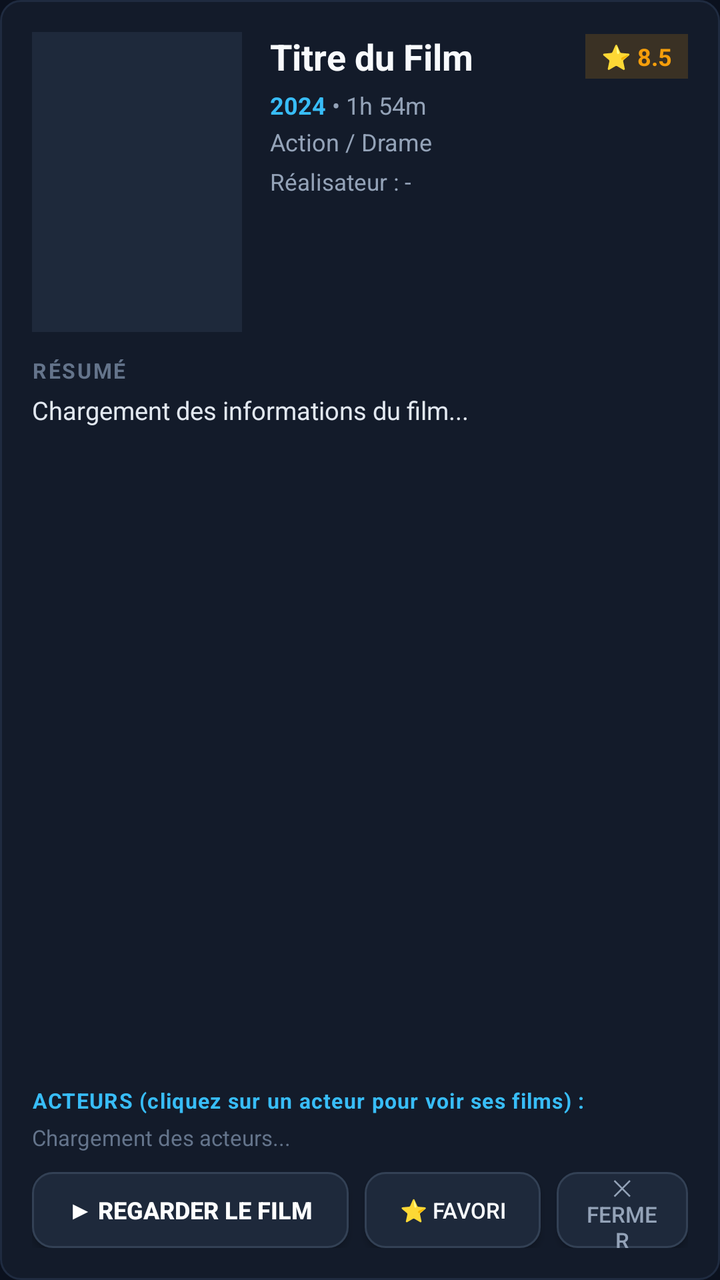
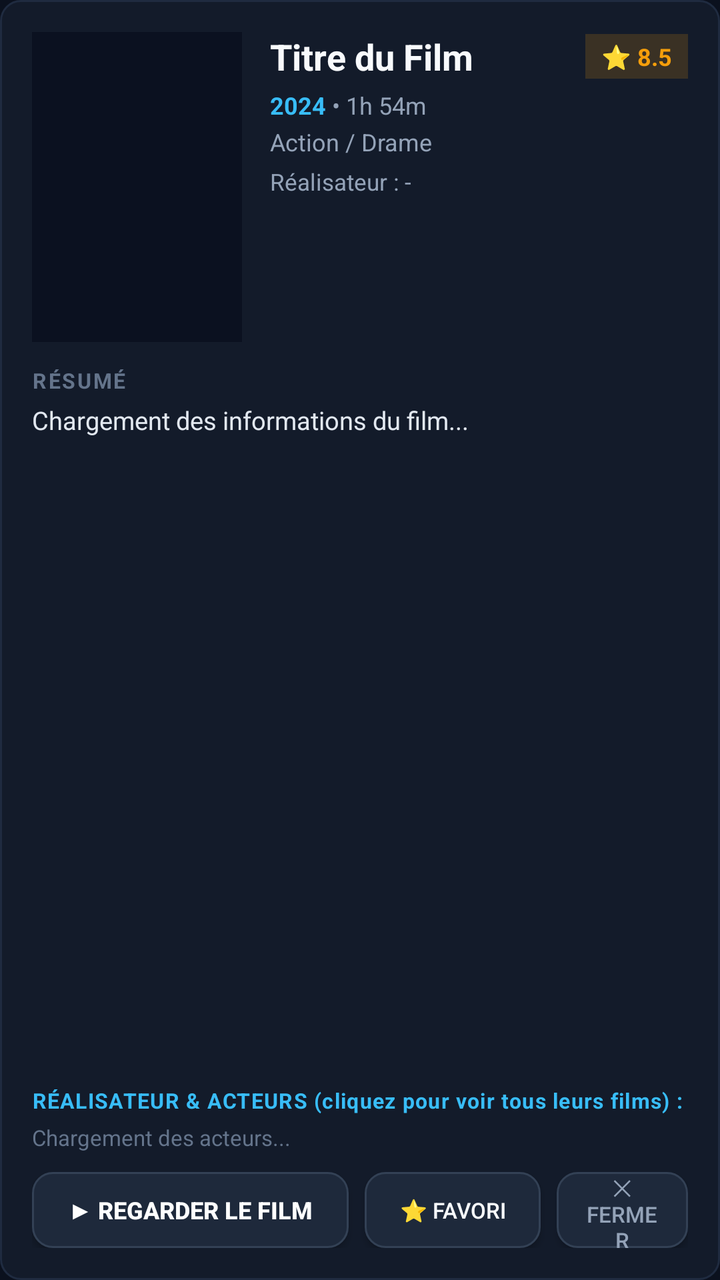

The first picture is an Android layout as it rendered before a commit; the second is the same layout after the commit. The layout source and the unified diff follow.
<!-- AndroidManifest.xml: application theme AppTheme.NoActionBar -->
<!-- res/layout/dialog_movie_detail.xml -->
<?xml version="1.0" encoding="utf-8"?>
<LinearLayout xmlns:android="http://schemas.android.com/apk/res/android"
    android:layout_width="match_parent"
    android:layout_height="match_parent"
    android:orientation="vertical"
    android:background="@drawable/bg_card"
    android:padding="16dp">

    
    <LinearLayout
        android:layout_width="match_parent"
        android:layout_height="wrap_content"
        android:orientation="horizontal"
        android:paddingBottom="8dp">

        <ImageView
            android:id="@+id/iv_movie_poster"
            android:layout_width="105dp"
            android:layout_height="150dp"
            android:scaleType="centerCrop"
            android:background="#1E293B"
            android:layout_marginEnd="14dp" />

        <LinearLayout
            android:layout_width="0dp"
            android:layout_height="wrap_content"
            android:layout_weight="1"
            android:orientation="vertical">

            <LinearLayout
                android:layout_width="match_parent"
                android:layout_height="wrap_content"
                android:orientation="horizontal"
                android:gravity="center_vertical">

                <TextView
                    android:id="@+id/tv_movie_title"
                    android:layout_width="0dp"
                    android:layout_height="wrap_content"
                    android:layout_weight="1"
                    android:text="Titre du Film"
                    android:textColor="#F8FAFC"
                    android:textSize="18sp"
                    android:textStyle="bold"
                    android:maxLines="2"
                    android:ellipsize="end" />

                <TextView
                    android:id="@+id/tv_movie_rating"
                    android:layout_width="wrap_content"
                    android:layout_height="wrap_content"
                    android:text="⭐ 8.5"
                    android:textColor="#F59E0B"
                    android:textSize="12sp"
                    android:textStyle="bold"
                    android:paddingStart="8dp"
                    android:paddingEnd="8dp"
                    android:paddingTop="3dp"
                    android:paddingBottom="3dp"
                    android:background="#2BF59E0B"
                    android:layout_marginStart="8dp" />

            </LinearLayout>

            <LinearLayout
                android:layout_width="match_parent"
                android:layout_height="wrap_content"
                android:orientation="horizontal"
                android:layout_marginTop="4dp">

                <TextView
                    android:id="@+id/tv_movie_year"
                    android:layout_width="wrap_content"
                    android:layout_height="wrap_content"
                    android:text="2024"
                    android:textColor="#38BDF8"
                    android:textSize="12sp"
                    android:textStyle="bold" />

                <TextView
                    android:id="@+id/tv_movie_duration"
                    android:layout_width="wrap_content"
                    android:layout_height="wrap_content"
                    android:text=" • 1h 54m"
                    android:textColor="#94A3B8"
                    android:textSize="12sp" />

            </LinearLayout>

            <TextView
                android:id="@+id/tv_movie_genre"
                android:layout_width="match_parent"
                android:layout_height="wrap_content"
                android:text="Action / Drame"
                android:textColor="#94A3B8"
                android:textSize="12sp"
                android:layout_marginTop="2dp"
                android:maxLines="1"
                android:ellipsize="end" />

            <Button
                android:id="@+id/btn_movie_director"
                android:layout_width="wrap_content"
                android:layout_height="32dp"
                android:layout_marginTop="4dp"
                android:background="@drawable/bg_button_selector"
                android:textColor="#38BDF8"
                android:textSize="11.5sp"
                android:textStyle="bold"
                android:text="🎬 Réalisateur : -"
                android:paddingStart="10dp"
                android:paddingEnd="10dp"
                android:focusable="true"
                android:clickable="true"
                android:visibility="gone" />

            <TextView
                android:id="@+id/tv_movie_director"
                android:layout_width="match_parent"
                android:layout_height="wrap_content"
                android:layout_marginTop="4dp"
                android:textColor="#94A3B8"
                android:textSize="11.5sp"
                android:text="Réalisateur : -"
                android:maxLines="1"
                android:ellipsize="end" />

        </LinearLayout>

    </LinearLayout>

    
    <TextView
        android:layout_width="wrap_content"
        android:layout_height="wrap_content"
        android:text="RÉSUMÉ"
        android:textColor="#64748B"
        android:textSize="10.5sp"
        android:textStyle="bold"
        android:letterSpacing="0.08"
        android:layout_marginTop="4dp" />

    <ScrollView
        android:layout_width="match_parent"
        android:layout_height="0dp"
        android:layout_weight="1"
        android:layout_marginTop="4dp"
        android:scrollbars="vertical">

        <TextView
            android:id="@+id/tv_movie_plot"
            android:layout_width="match_parent"
            android:layout_height="wrap_content"
            android:textColor="#E2E8F0"
            android:textSize="12.5sp"
            android:lineSpacingExtra="3dp"
            android:text="Chargement des informations du film..." />

    </ScrollView>

    
    <TextView
        android:layout_width="wrap_content"
        android:layout_height="wrap_content"
        android:layout_marginTop="8dp"
        android:text="ACTEURS (cliquez sur un acteur pour voir ses films) :"
        android:textColor="#38BDF8"
        android:textSize="10.5sp"
        android:textStyle="bold"
        android:letterSpacing="0.04" />

    
    <HorizontalScrollView
        android:id="@+id/hsv_movie_actors"
        android:layout_width="match_parent"
        android:layout_height="wrap_content"
        android:layout_marginTop="4dp"
        android:scrollbars="none">

        <LinearLayout
            android:id="@+id/layout_actors_container"
            android:layout_width="wrap_content"
            android:layout_height="wrap_content"
            android:orientation="horizontal"
            android:gravity="center_vertical">

            <TextView
                android:id="@+id/tv_movie_cast"
                android:layout_width="wrap_content"
                android:layout_height="wrap_content"
                android:textColor="#64748B"
                android:textSize="11sp"
                android:text="Chargement des acteurs..." />

        </LinearLayout>

    </HorizontalScrollView>

    
    <Button
        android:id="@+id/btn_search_actor"
        android:layout_width="wrap_content"
        android:layout_height="32dp"
        android:layout_marginTop="4dp"
        android:text="🔍 Rechercher ce film ou premier acteur"
        android:textColor="#94A3B8"
        android:textSize="10.5sp"
        android:background="@drawable/bg_button_selector"
        android:paddingStart="10dp"
        android:paddingEnd="10dp"
        android:visibility="gone"
        android:focusable="true" />

    
    <LinearLayout
        android:layout_width="match_parent"
        android:layout_height="wrap_content"
        android:orientation="horizontal"
        android:gravity="end|center_vertical"
        android:layout_marginTop="10dp">

        <Button
            android:id="@+id/btn_restart_movie"
            android:layout_width="wrap_content"
            android:layout_height="38dp"
            android:text="↺ Recommencer"
            android:textColor="#CBD5E1"
            android:textSize="11sp"
            android:background="@drawable/bg_button_selector"
            android:paddingStart="12dp"
            android:paddingEnd="12dp"
            android:layout_marginEnd="8dp"
            android:visibility="gone"
            android:focusable="true" />

        <Button
            android:id="@+id/btn_play_movie"
            android:layout_width="wrap_content"
            android:layout_height="38dp"
            android:text="▶ Regarder le Film"
            android:textColor="#FFFFFF"
            android:textSize="12sp"
            android:textStyle="bold"
            android:background="@drawable/bg_button_selector"
            android:paddingStart="18dp"
            android:paddingEnd="18dp"
            android:layout_marginEnd="8dp"
            android:focusable="true" />

        <Button
            android:id="@+id/btn_fav_movie"
            android:layout_width="wrap_content"
            android:layout_height="38dp"
            android:text="⭐ Favori"
            android:textColor="#F8FAFC"
            android:textSize="11sp"
            android:background="@drawable/bg_button_selector"
            android:paddingStart="12dp"
            android:paddingEnd="12dp"
            android:layout_marginEnd="8dp"
            android:focusable="true" />

        <Button
            android:id="@+id/btn_close_movie"
            android:layout_width="wrap_content"
            android:layout_height="38dp"
            android:text="✕ Fermer"
            android:textColor="#94A3B8"
            android:textSize="11sp"
            android:background="@drawable/bg_button_selector"
            android:paddingStart="14dp"
            android:paddingEnd="14dp"
            android:focusable="true" />

    </LinearLayout>

</LinearLayout>
<!-- resources referenced by this layout -->
<resources>
  <!-- drawable bg_button_selector (drawable) -->
  <?xml version="1.0" encoding="utf-8"?>
  <selector xmlns:android="http://schemas.android.com/apk/res/android">
      <item android:state_focused="true">
          <shape android:shape="rectangle">
              <solid android:color="#0284C7" />
              <corners android:radius="10dp" />
              <stroke android:width="3dp" android:color="#FFFFFF" />
          </shape>
      </item>
      <item android:state_pressed="true">
          <shape android:shape="rectangle">
              <solid android:color="#0369A1" />
              <corners android:radius="10dp" />
              <stroke android:width="2dp" android:color="#38BDF8" />
          </shape>
      </item>
      <item>
          <shape android:shape="rectangle">
              <solid android:color="#1E293B" />
              <corners android:radius="10dp" />
              <stroke android:width="1dp" android:color="#334155" />
          </shape>
      </item>
  </selector>
  <!-- drawable bg_card (drawable) -->
  <?xml version="1.0" encoding="utf-8"?>
  <shape xmlns:android="http://schemas.android.com/apk/res/android"
      android:shape="rectangle">
      <solid android:color="#131B2A" />
      <corners android:radius="10dp" />
      <stroke android:width="1dp" android:color="#1F2B40" />
  </shape>
  <style name="AppTheme.NoActionBar" parent="Theme.AppCompat.NoActionBar">
          <item name="windowActionBar">false</item>
          <item name="windowNoTitle">true</item>
          <item name="android:windowBackground">#0B111E</item>
          <item name="android:textColor">#F8FAFC</item>
          <item name="alertDialogTheme">@style/DarkAlertDialogTheme</item>
      </style>
  <style name="DarkAlertDialogTheme" parent="Theme.AppCompat.Dialog.Alert">
          <item name="android:background">#131B2A</item>
          <item name="android:textColorPrimary">#F8FAFC</item>
          <item name="android:textColorSecondary">#94A3B8</item>
          <item name="colorAccent">#38BDF8</item>
      </style>
</resources>

<!-- the commit's change to res/layout/dialog_movie_detail.xml (unified diff, before → after) -->
@@ -16,9 +16,9 @@
         <ImageView
             android:id="@+id/iv_movie_poster"
             android:layout_width="105dp"
-            android:layout_height="150dp"
-            android:scaleType="centerCrop"
-            android:background="#1E293B"
+            android:layout_height="155dp"
+            android:scaleType="fitCenter"
+            android:background="#0B1120"
             android:layout_marginEnd="14dp" />
 
         <LinearLayout
@@ -145,6 +145,7 @@
         android:layout_height="0dp"
         android:layout_weight="1"
         android:layout_marginTop="4dp"
+        android:focusable="false"
         android:scrollbars="vertical">
 
         <TextView
@@ -163,7 +164,7 @@
         android:layout_width="wrap_content"
         android:layout_height="wrap_content"
         android:layout_marginTop="8dp"
-        android:text="ACTEURS (cliquez sur un acteur pour voir ses films) :"
+        android:text="RÉALISATEUR &amp; ACTEURS (cliquez pour voir tous leurs films) :"
         android:textColor="#38BDF8"
         android:textSize="10.5sp"
         android:textStyle="bold"
